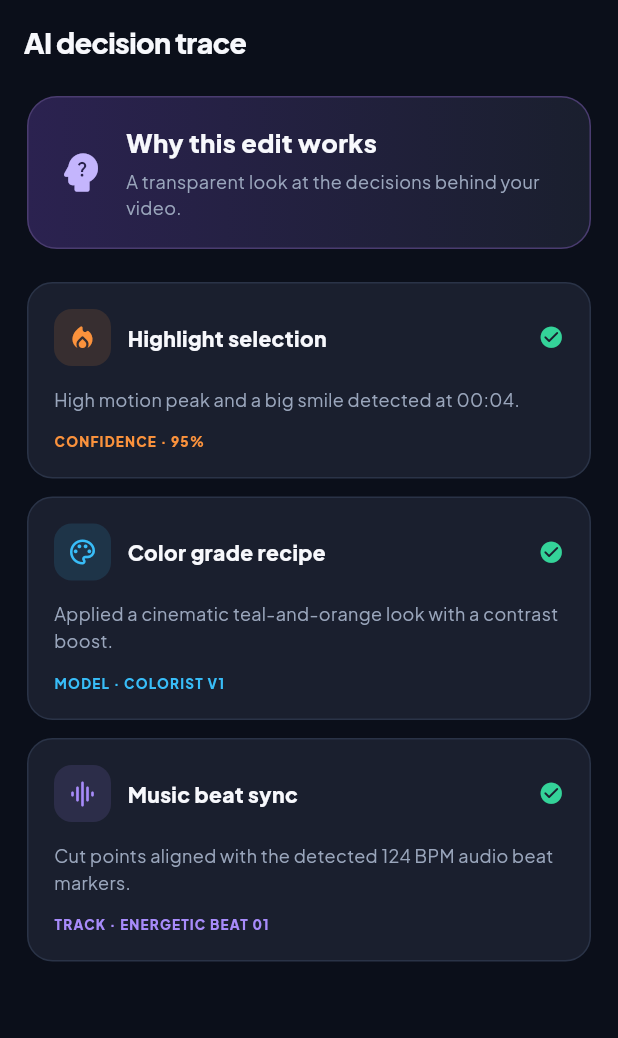
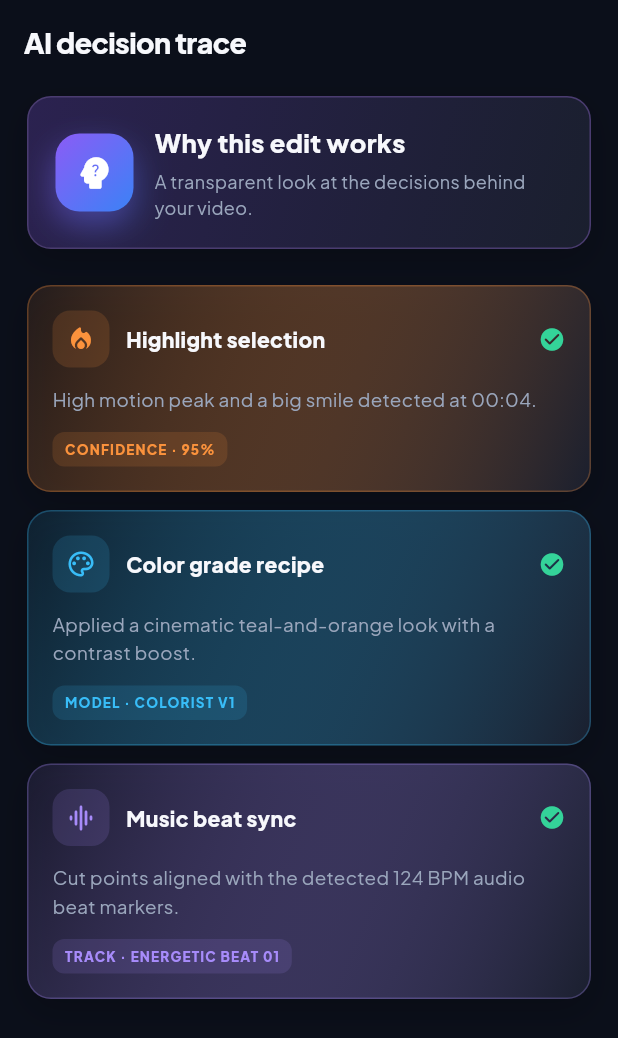
Before and after one commit to eliasmarga50-png/video_editor_interface, a Flutter app: the AIExplainScreen screen opened by its route, on a phone screen of 412 x 824 dp. Shown: the top 1038 px of the screen. Run offline on Flutter 3.47's test engine with Material 3 defaults, Android fonts, the light colour scheme and no system bars; our stand-ins replace drift, flutter_riverpod, flutter_staggered_animations, go_router, google_fonts, shimmer; accounts and stored records are empty; generated files the repository leaves out were written again.

Commit message:
style(explain): staggered list of restyled AIExplainCards

```diff
--- a/lib/presentation/screens/ai_explain_screen.dart
+++ b/lib/presentation/screens/ai_explain_screen.dart
@@ -1,7 +1,9 @@
-
 import 'package:flutter/material.dart';
 import 'package:flutter_riverpod/flutter_riverpod.dart';
+import 'package:flutter_staggered_animations/flutter_staggered_animations.dart';
 import '../../core/theme/theme.dart';
+import '../widgets/ai_explain_card.dart';
+import '../widgets/cine_widgets.dart';
 
 class AIExplainScreen extends ConsumerWidget {
   const AIExplainScreen({super.key});
@@ -10,32 +12,45 @@ class AIExplainScreen extends ConsumerWidget {
   Widget build(BuildContext context, WidgetRef ref) {
     return Scaffold(
       appBar: AppBar(title: const Text('AI decision trace')),
-      body: ListView(
+      body: AnimationLimiter(
+        child: ListView(
           padding: const EdgeInsets.fromLTRB(18, 8, 18, 24),
+          children: AnimationConfiguration.toStaggeredList(
+            duration: const Duration(milliseconds: 420),
+            childAnimationBuilder: (widget) => SlideAnimation(
+              verticalOffset: 36,
+              child: FadeInAnimation(child: widget),
+            ),
             children: [
-          Container(
+              AppCard(
                 padding: const EdgeInsets.all(18),
-            decoration: BoxDecoration(
+                borderColor: const Color(0xFF4A3C70),
                 gradient: const LinearGradient(
                   colors: [
                     Color(0xFF2B2250),
                     CineAITheme.surface,
                   ],
+                  begin: Alignment.topLeft,
+                  end: Alignment.bottomRight,
                 ),
-              borderRadius: BorderRadius.circular(20),
-              border: Border.all(
-                color: const Color(0xFF4A3C70),
+                child: Row(
+                  children: [
+                    Container(
+                      width: 52,
+                      height: 52,
+                      decoration: BoxDecoration(
+                        gradient: CineAITheme.accentGradient,
+                        borderRadius: BorderRadius.circular(16),
+                        boxShadow: CineAITheme.glow(alpha: .3, blur: 16),
+                      ),
+                      child: const Icon(
+                        Icons.psychology_alt_rounded,
+                        color: Colors.white,
+                        size: 28,
                       ),
                     ),
-            child: const Row(
-              children: [
-                Icon(
-                  Icons.psychology_alt_rounded,
-                  color: Color(0xFFC4B5FD),
-                  size: 34,
-                ),
-                SizedBox(width: 13),
-                Expanded(
+                    const SizedBox(width: 14),
+                    const Expanded(
                       child: Column(
                         crossAxisAlignment: CrossAxisAlignment.start,
                         children: [
@@ -61,7 +76,7 @@ class AIExplainScreen extends ConsumerWidget {
                   ],
                 ),
               ),
-          const SizedBox(height: 22),
+              const SizedBox(height: 18),
               _buildTraceCard(
                 'Highlight selection',
                 'High motion peak and a big smile detected at 00:04.',
@@ -85,6 +100,8 @@ class AIExplainScreen extends ConsumerWidget {
               ),
             ],
           ),
+        ),
+      ),
     );
   }
 
@@ -95,66 +112,12 @@ class AIExplainScreen extends ConsumerWidget {
     IconData icon,
     Color color,
   ) {
-    return Container(
-      margin: const EdgeInsets.only(bottom: 12),
-      padding: const EdgeInsets.all(17),
-      decoration: BoxDecoration(
-        color: CineAITheme.surface,
-        borderRadius: BorderRadius.circular(17),
-        border: Border.all(color: CineAITheme.border),
-      ),
-      child: Column(
-        crossAxisAlignment: CrossAxisAlignment.start,
-        children: [
-          Row(
-            children: [
-              Container(
-                width: 38,
-                height: 38,
-                decoration: BoxDecoration(
-                  color: color.withValues(alpha: .13),
-                  borderRadius: BorderRadius.circular(12),
-                ),
-                child: Icon(icon, color: color, size: 20),
-              ),
-              const SizedBox(width: 11),
-              Expanded(
-                child: Text(
-                  title,
-                  style: const TextStyle(
-                    fontSize: 14,
-                    fontWeight: FontWeight.w800,
-                  ),
-                ),
-              ),
-              const Icon(
-                Icons.check_circle_rounded,
-                size: 17,
-                color: CineAITheme.success,
-              ),
-            ],
-          ),
-          const SizedBox(height: 13),
-          Text(
-            explanation,
-            style: const TextStyle(
-              color: CineAITheme.textSecondary,
-              fontSize: 12,
-              height: 1.5,
-            ),
-          ),
-          const SizedBox(height: 13),
-          Text(
-            meta,
-            style: TextStyle(
-              color: color,
-              fontSize: 9,
-              fontWeight: FontWeight.w900,
-              letterSpacing: .8,
-            ),
-          ),
-        ],
-      ),
+    return AIExplainCard(
+      title: title,
+      reason: explanation,
+      confidence: meta,
+      icon: icon,
+      accentColor: color,
     );
   }
 }
```
Lines whose indentation alone changed are shown as unchanged.
